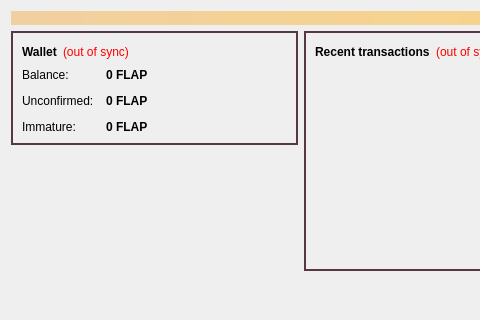
Before: the Qt Designer form src/qt/forms/overviewpage.ui in flaircoin/main, drawn with Qt 5; both pictures show x 0 to 480 and y 0 to 320 of the 601 by 439 pixel window.
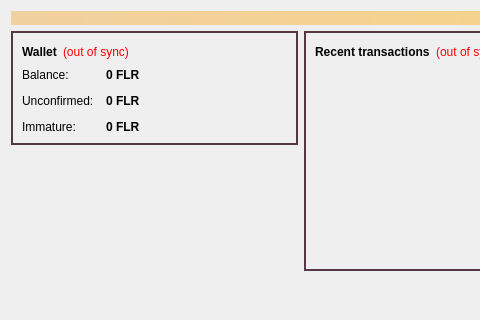
After: the same form once the commit is applied. Icons and pictures are not drawn.

Diff of the .ui file:
```diff
--- a/src/qt/forms/overviewpage.ui
+++ b/src/qt/forms/overviewpage.ui
@@ -127,7 +127,7 @@
                <string>Your current balance</string>
               </property>
               <property name="text">
-               <string notr="true">0 FLAP</string>
+               <string notr="true">0 FLR</string>
               </property>
               <property name="textInteractionFlags">
                <set>Qt::LinksAccessibleByMouse|Qt::TextSelectableByKeyboard|Qt::TextSelectableByMouse</set>
@@ -156,7 +156,7 @@
                <string>Total of transactions that have yet to be confirmed, and do not yet count toward the current balance</string>
               </property>
               <property name="text">
-               <string notr="true">0 FLAP</string>
+               <string notr="true">0 FLR</string>
               </property>
               <property name="textInteractionFlags">
                <set>Qt::LinksAccessibleByMouse|Qt::TextSelectableByKeyboard|Qt::TextSelectableByMouse</set>
@@ -182,7 +182,7 @@
                <string>Mined balance that has not yet matured</string>
               </property>
               <property name="text">
-               <string notr="true">0 FLAP</string>
+               <string notr="true">0 FLR</string>
               </property>
               <property name="textInteractionFlags">
                <set>Qt::LinksAccessibleByMouse|Qt::TextSelectableByKeyboard|Qt::TextSelectableByMouse</set>
```
